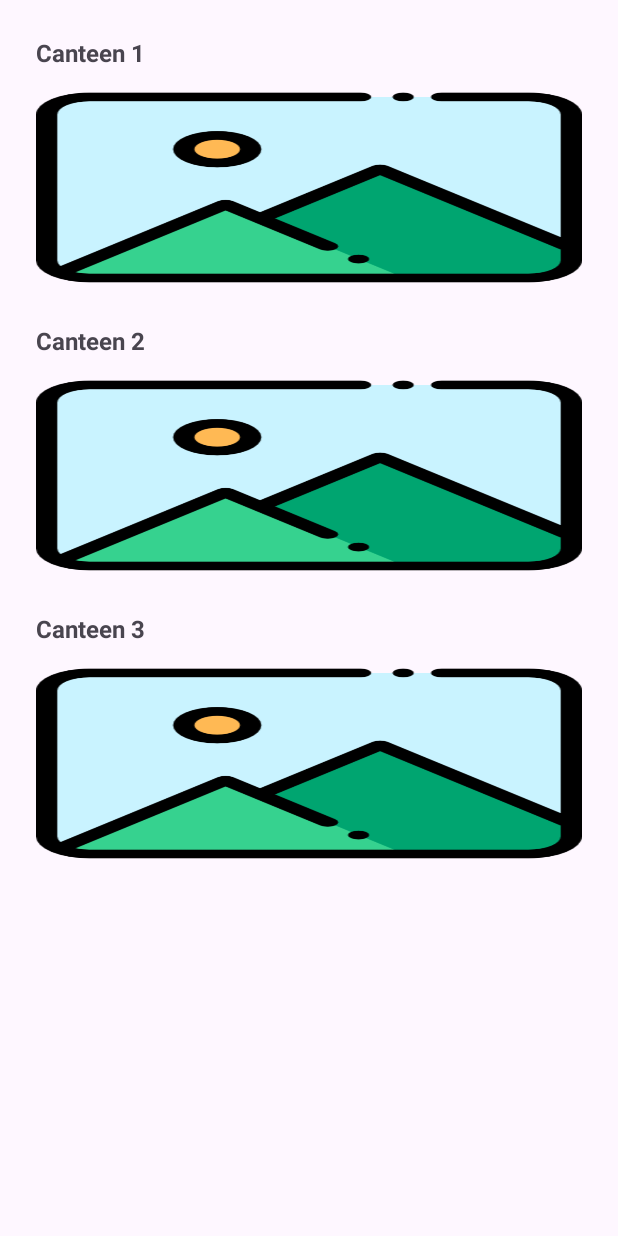
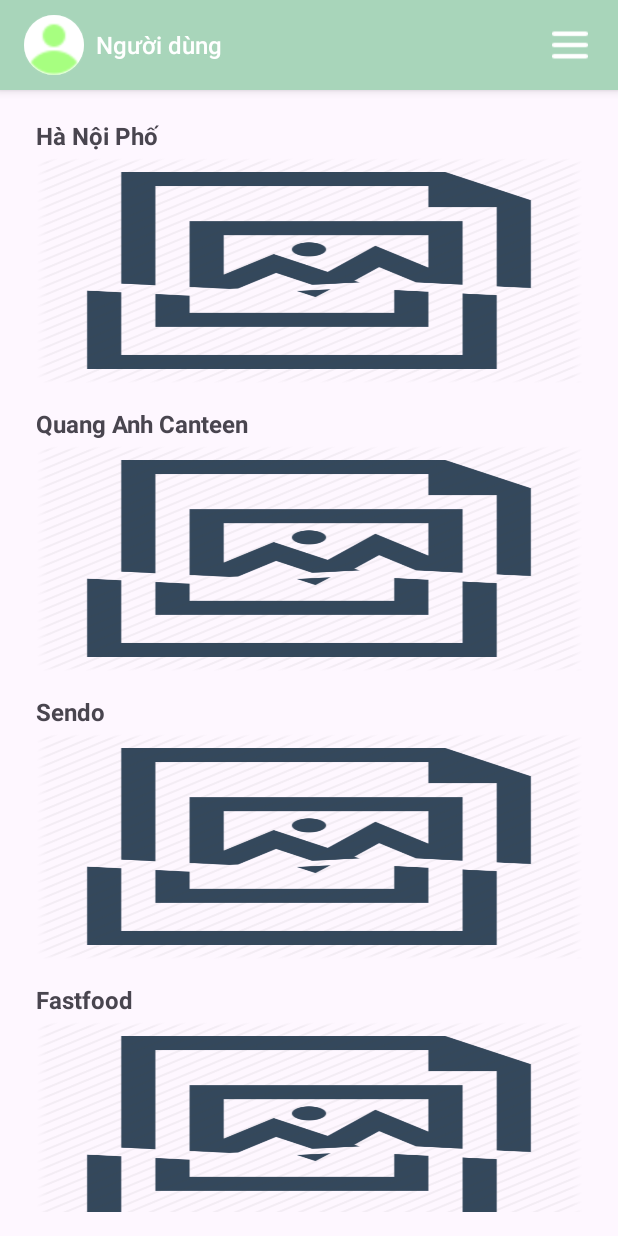
Before and after one commit to PhamLong4923/CanteenRunnerApp, an Android app: the ACT6_Canteens screen opened directly, with no data from a screen before it, on a phone screen of 412 x 824 dp. Run offline under Robolectric (Android 15) with nearby library versions, the phone set to English and light mode, and no system bars; our stand-ins replace Room's generated code; pictures from the network do not load.

Commit message:
Longph canteen 2

```diff
--- a/app/app/src/main/AndroidManifest.xml
+++ b/app/app/src/main/AndroidManifest.xml
@@ -21,6 +21,9 @@
         tools:targetApi="31">
         <activity
             android:name=".ACT17Activity"
+            android:exported="true" />
+        <activity
+            android:name=".Canteen.ACT7_Canteen_Selected"
             android:exported="true" />
         <activity
             android:name=".ACT16Activity"
--- a/app/app/src/main/java/com/fpt/canteenrunner/Adapter/CanteenAdapter.java
+++ b/app/app/src/main/java/com/fpt/canteenrunner/Adapter/CanteenAdapter.java
@@ -11,58 +11,37 @@ import androidx.recyclerview.widget.RecyclerView;
 
 import com.bumptech.glide.Glide;
 import com.fpt.canteenrunner.DTO.CanteenDTO;
+import com.fpt.canteenrunner.DTO.MyTicketDTO;
 import com.fpt.canteenrunner.R;
+import com.fpt.canteenrunner.ViewHolder.CanteenViewHolder;
+import com.fpt.canteenrunner.ViewHolder.MyTicketViewHolder;
 
 import java.util.List;
 
-public class CanteenAdapter extends RecyclerView.Adapter<CanteenAdapter.CanteenViewHolder> {
+public class CanteenAdapter extends RecyclerView.Adapter<CanteenViewHolder> {
 
-    private final List<CanteenDTO> data;
+    private List<CanteenDTO> canteenList;
 
-    public CanteenAdapter(List<CanteenDTO> data) {
-        this.data = data;
+    public CanteenAdapter(List<CanteenDTO> canteenList) {
+        this.canteenList = canteenList;
     }
 
     @NonNull
     @Override
     public CanteenViewHolder onCreateViewHolder(@NonNull ViewGroup parent, int viewType) {
         LayoutInflater inflater = LayoutInflater.from(parent.getContext());
-        View view = inflater.inflate(R.layout.item_canteens_select, parent, false);
-        return new CanteenViewHolder(view);
+        View v = inflater.inflate(R.layout.item_canteens_select, parent, false);
+        return new CanteenViewHolder(v);
     }
 
     @Override
     public void onBindViewHolder(@NonNull CanteenViewHolder holder, int position) {
-        CanteenDTO canteenDTO = data.get(position);
+        CanteenDTO canteenDTO = canteenList.get(position);
         holder.bind(canteenDTO);
     }
 
     @Override
     public int getItemCount() {
-        return data.size();
-    }
-
-    // ViewHolder Class
-    static class CanteenViewHolder extends RecyclerView.ViewHolder {
-
-        private final TextView tvCanteenName;
-        private final ImageView ivCanteenImage;
-
-        public CanteenViewHolder(@NonNull View itemView) {
-            super(itemView);
-            tvCanteenName = itemView.findViewById(R.id.tvCanteenName);
-            ivCanteenImage = itemView.findViewById(R.id.ivCanteenImage);
-        }
-
-        public void bind(CanteenDTO myCanteenDTO) {
-            // Set the canteen name
-            tvCanteenName.setText(myCanteenDTO.getCanteenName());
-
-            // Load the image using Glide
-            Glide.with(itemView.getContext())
-                    .load(myCanteenDTO.getCanteenImageUrl())
-                    .placeholder(R.drawable.ic_placeholder) // Placeholder image
-                    .into(ivCanteenImage);
-        }
+        return canteenList.size();
     }
 }
--- a/app/app/src/main/java/com/fpt/canteenrunner/Canteen/ACT6_Canteens.java
+++ b/app/app/src/main/java/com/fpt/canteenrunner/Canteen/ACT6_Canteens.java
@@ -1,34 +1,86 @@
 package com.fpt.canteenrunner.Canteen;
 
+import android.content.Intent;
 import android.os.Bundle;
+
 import androidx.appcompat.app.AppCompatActivity;
 import androidx.recyclerview.widget.LinearLayoutManager;
 import androidx.recyclerview.widget.RecyclerView;
 
 import com.fpt.canteenrunner.Adapter.CanteenAdapter;
+import com.fpt.canteenrunner.Adapter.MyTicketAdapter;
 import com.fpt.canteenrunner.DTO.CanteenDTO;
-import com.fpt.canteenrunner.DTO.MyHistoryDTO;
+import com.fpt.canteenrunner.Database.CanteenRunnerDatabase;
+import com.fpt.canteenrunner.Database.DAO.CanteenDAO;
+import com.fpt.canteenrunner.Database.Model.CanteenEntity;
 import com.fpt.canteenrunner.R;
 
 import java.util.ArrayList;
 import java.util.List;
+import java.util.concurrent.ExecutorService;
+import java.util.concurrent.Executors;
 
 public class ACT6_Canteens extends AppCompatActivity {
+
+    private CanteenRunnerDatabase db;
+    private ExecutorService executorService;
+    private RecyclerView recyclerView;
+    private List<CanteenDTO> canteenList = new ArrayList<>();
+
 
     @Override
     protected void onCreate(Bundle savedInstanceState) {
         super.onCreate(savedInstanceState);
         setContentView(R.layout.activity_act6_canteens);
 
-        // Sample data
-        List<CanteenDTO> canteenList = new ArrayList<>();
-        canteenList.add(new CanteenDTO("Canteen 1", "https://i.pinimg.com/736x/9c/32/21/9c3221b49038bd8c64947fc84db35a18--interior-design-offices-marble-counters.jpg", "1"));
-        canteenList.add(new CanteenDTO("Canteen 2", "https://giathicong.com/wp-content/uploads/2023/05/thiet-ke-can-tin-2.jpg", "2"));
-        canteenList.add(new CanteenDTO("Canteen 3", "https://th.bing.com/th/id/OIP.4dvMrEru9swHApwRoNFD1gHaEK?rs=1&pid=ImgDetMain", "3"));
 
-        // Set up RecyclerView
-        RecyclerView recyclerView = findViewById(R.id.rvCanteens);
-        recyclerView.setLayoutManager(new LinearLayoutManager(this));
-        recyclerView.setAdapter(new CanteenAdapter(canteenList));
+
+        bindingView();
+        bindingAction();
+
+        initRecyclerView();
+
+
+
+//
+    }
+
+    private void bindingAction() {
+
+    }
+
+    private void openCanteenSelectedActivity(String canteenId) {
+        Intent intent = new Intent(this, ACT7_Canteen_Selected.class);
+        intent.putExtra("canteen_id", canteenId);
+        startActivity(intent);
+    }
+    private void bindingView(){
+
+        recyclerView = findViewById(R.id.rvCanteens);
+
+        executorService = Executors.newSingleThreadExecutor();
+        db = CanteenRunnerDatabase.getInstance(getApplicationContext());
+    }
+
+    private void initRecyclerView(){
+
+        executorService.execute(() -> {
+            // Sample data
+            List<CanteenEntity> canteenEntityList = db.canteenDAO().getAllCanteens(); // Assuming this is already fetched
+
+
+            for (CanteenEntity entity : canteenEntityList) {
+                CanteenDTO dto = new CanteenDTO(entity.getCanteenName(), entity.getImage(), entity.getCanteenID());
+                canteenList.add(dto);
+            }
+            runOnUiThread(() -> {
+                CanteenAdapter adapter = new CanteenAdapter(canteenList);
+                recyclerView.setAdapter(adapter);
+                recyclerView.setLayoutManager(new LinearLayoutManager(this));
+
+
+            });
+        });
+
     }
 }
--- a/app/app/src/main/java/com/fpt/canteenrunner/Database/CanteenRunnerDatabase.java
+++ b/app/app/src/main/java/com/fpt/canteenrunner/Database/CanteenRunnerDatabase.java
@@ -69,11 +69,11 @@ public abstract class CanteenRunnerDatabase extends RoomDatabase {
                         "(6, 'fastfood', 'password', 'fastfood@example.com', '0962172196', 100.0, 'Seller', '2024-01-01', 0, NULL), " +
                         "(7, 'admin', 'password', 'admin@example.com', '0962719574', 2000.0, 'Admin', '2023-01-02', 1, 'SampleFingerData1');");
 
-                db.execSQL("INSERT INTO Canteen (CanteenID, CanteenName, AccountID) VALUES " +
-                        "(1, 'Hà Nội Phố', 3), " +
-                        "(2, 'Quang Anh Canteen', 4), " +
-                        "(3, 'Sendo', 5), " +
-                        "(4, 'Fastfood', 6);");
+                db.execSQL("INSERT INTO Canteen (CanteenID, CanteenName, AccountID, Image) VALUES " +
+                        "(1, 'Hà Nội Phố', 3, 'https://i.pinimg.com/736x/9c/32/21/9c3221b49038bd8c64947fc84db35a18--interior-design-offices-marble-counters.jpg'), " +
+                        "(2, 'Quang Anh Canteen', 4, 'https://giathicong.com/wp-content/uploads/2023/05/thiet-ke-can-tin-2.jpg'), " +
+                        "(3, 'Sendo', 5, 'https://th.bing.com/th/id/OIP.4dvMrEru9swHApwRoNFD1gHaEK?rs=1&pid=ImgDetMain'), " +
+                        "(4, 'Fastfood', 6, 'https://th.bing.com/th/id/OIP.4dvMrEru9swHApwRoNFD1gHaEK?rs=1&pid=ImgDetMain');");
 
                 db.execSQL("INSERT INTO Categories (CategoryID, Name, Description) VALUES " +
                         "(1, 'Cơm', 'Thức ăn phổ biến, miễn phí rau'), " +
--- a/app/app/src/main/java/com/fpt/canteenrunner/Database/Model/CanteenEntity.java
+++ b/app/app/src/main/java/com/fpt/canteenrunner/Database/Model/CanteenEntity.java
@@ -15,6 +15,7 @@ public class CanteenEntity {
 
     public String CanteenName;
     public String AccountID;
+    public String Image;
 
     @NonNull
     public String getCanteenID() {
@@ -24,10 +25,11 @@ public class CanteenEntity {
     public CanteenEntity() {
     }
 
-    public CanteenEntity(String canteenName, @NonNull String canteenID, String accountID) {
+    public CanteenEntity(@NonNull String canteenID, String canteenName, String accountID, String image) {
+        CanteenID = canteenID;
         CanteenName = canteenName;
-        CanteenID = canteenID;
         AccountID = accountID;
+        Image = image;
     }
 
     public void setCanteenID(@NonNull String canteenID) {
@@ -49,4 +51,12 @@ public class CanteenEntity {
     public void setAccountID(String accountID) {
         AccountID = accountID;
     }
+
+    public String getImage() {
+        return Image;
+    }
+
+    public void setImage(String image) {
+        Image = image;
+    }
 }
--- /dev/null
+++ b/app/app/src/main/java/com/fpt/canteenrunner/ViewHolder/CanteenViewHolder.java
@@ -0,0 +1,43 @@
+package com.fpt.canteenrunner.ViewHolder;
+
+import android.view.View;
+import android.widget.ImageView;
+import android.widget.TextView;
+
+import androidx.annotation.NonNull;
+import androidx.appcompat.view.menu.MenuView;
+import androidx.recyclerview.widget.RecyclerView;
+
+import com.bumptech.glide.Glide;
+import com.fpt.canteenrunner.DTO.CanteenDTO;
+import com.fpt.canteenrunner.R;
+
+public class CanteenViewHolder extends RecyclerView.ViewHolder {
+    private TextView tvName;
+    private ImageView ivImg;
+    public CanteenViewHolder(@NonNull View itemView) {
+        super(itemView);
+        bindingView();
+        bindingAction();
+    }
+
+    private void bindingAction() {
+    }
+
+    private void bindingView() {
+        tvName = itemView.findViewById(R.id.tvCanteenName);
+        ivImg = itemView.findViewById(R.id.ivCanteenImage);
+    }
+
+    public void bind(CanteenDTO canteenDTO) {
+        tvName.setText(canteenDTO.getCanteenName());
+        Glide.with(itemView)
+                .load(canteenDTO.getCanteenImageUrl())
+
+                .error(R.drawable.broken)
+                .placeholder(R.drawable.loading)
+                .into(ivImg);
+    }
+
+
+}
--- a/app/app/src/main/res/layout/activity_act6_canteens.xml
+++ b/app/app/src/main/res/layout/activity_act6_canteens.xml
@@ -5,11 +5,15 @@
     android:layout_width="match_parent"
     android:layout_height="match_parent"
     tools:context=".Canteen.ACT6_Canteens">
-
+    <include
+        layout="@layout/header"
+        android:layout_width="match_parent"
+        tools:ignore="IncludeLayoutParam" />
     <androidx.recyclerview.widget.RecyclerView
         android:id="@+id/rvCanteens"
         android:layout_width="match_parent"
         android:layout_height="match_parent"
         android:padding="16dp"
+android:layout_marginTop="55dp"
         app:layoutManager="androidx.recyclerview.widget.LinearLayoutManager" />
 </androidx.constraintlayout.widget.ConstraintLayout>
--- a/app/app/src/main/res/layout/item_canteens_select.xml
+++ b/app/app/src/main/res/layout/item_canteens_select.xml
@@ -2,6 +2,7 @@
 <LinearLayout xmlns:android="http://schemas.android.com/apk/res/android"
     android:layout_width="match_parent"
     android:layout_height="wrap_content"
+    xmlns:app="http://schemas.android.com/apk/res-auto"
     android:orientation="vertical"
     android:padding="8dp">
 
@@ -21,4 +22,6 @@
         android:scaleType="fitXY"
 
         android:src="@drawable/ic_placeholder" />
+
+
 </LinearLayout>
```
